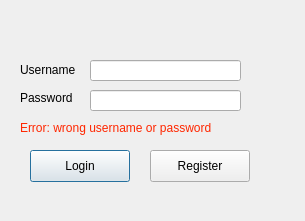
First picture: the form in loginwindow.ui, repository ahmadelkattan/CinemaProject, before the edit.
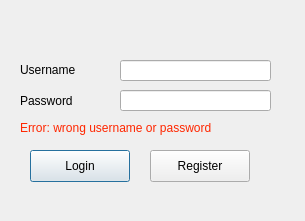
Second picture: the form after the edit.

```diff
--- a/loginwindow.ui
+++ b/loginwindow.ui
@@ -16,7 +16,7 @@
   <widget class="QLineEdit" name="lineEditUsername">
    <property name="geometry">
     <rect>
-     <x>90</x>
+     <x>120</x>
      <y>60</y>
      <width>151</width>
      <height>21</height>
@@ -26,7 +26,7 @@
   <widget class="QLineEdit" name="lineEditPassword">
    <property name="geometry">
     <rect>
-     <x>90</x>
+     <x>120</x>
      <y>90</y>
      <width>151</width>
      <height>21</height>
@@ -41,7 +41,7 @@
     <rect>
      <x>20</x>
      <y>60</y>
-     <width>61</width>
+     <width>71</width>
      <height>20</height>
     </rect>
    </property>
@@ -54,8 +54,8 @@
     <rect>
      <x>20</x>
      <y>90</y>
-     <width>58</width>
-     <height>16</height>
+     <width>71</width>
+     <height>21</height>
     </rect>
    </property>
    <property name="text">
```
